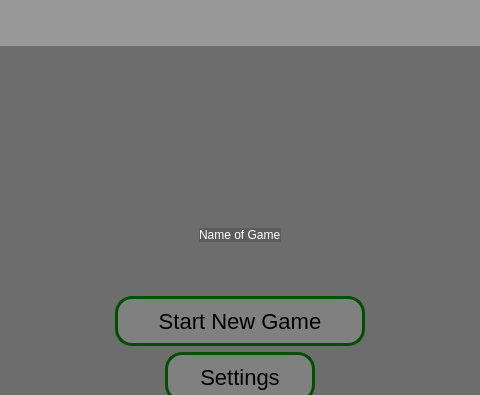
Yassin-Kamel/FinalProject, file Project/mainwindow.ui: the form before one commit; both pictures show x 137 to 617 and y 0 to 395 of the 754 by 593 pixel window.
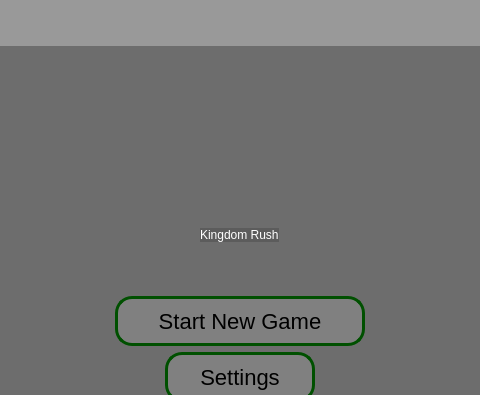
The form after the commit. The open tabs and pages were chosen to show the change.

Commit message: changed game name

What changed in the file:
```diff
--- a/Project/mainwindow.ui
+++ b/Project/mainwindow.ui
@@ -800,7 +800,7 @@
 color: rgb(255, 255, 255);</string>
             </property>
             <property name="text">
-             <string>Name of Game</string>
+             <string>Kingdom Rush</string>
             </property>
            </widget>
           </item>
```
Left out of the diff: 2 changed lines with no effect on the pictures.
